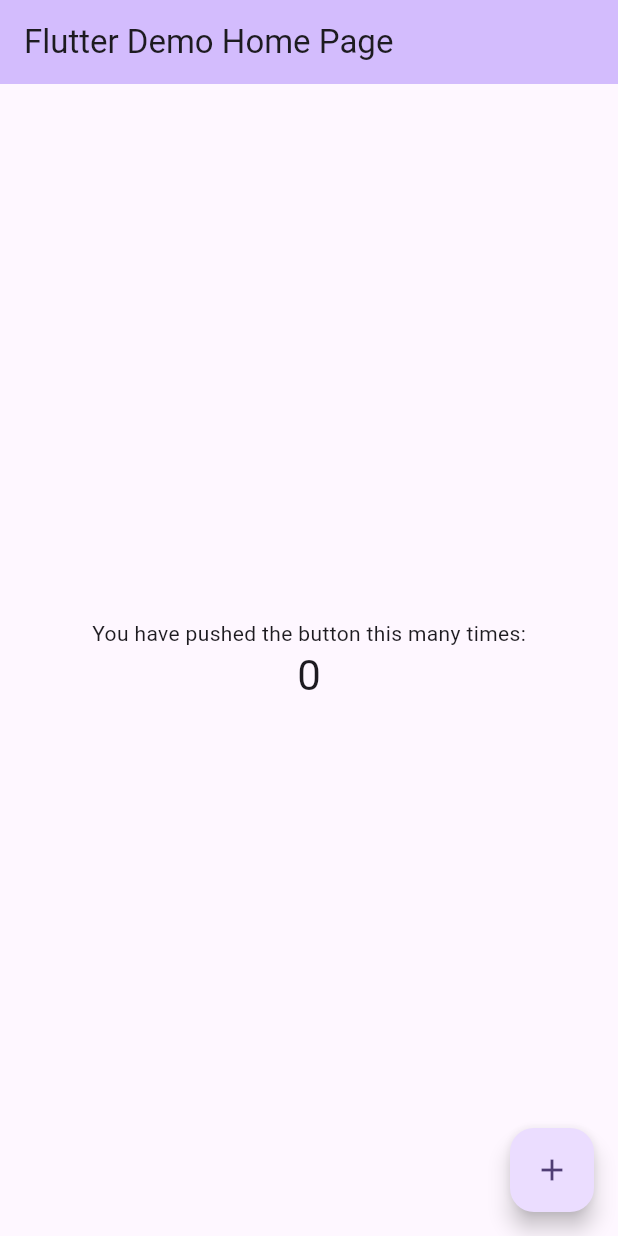
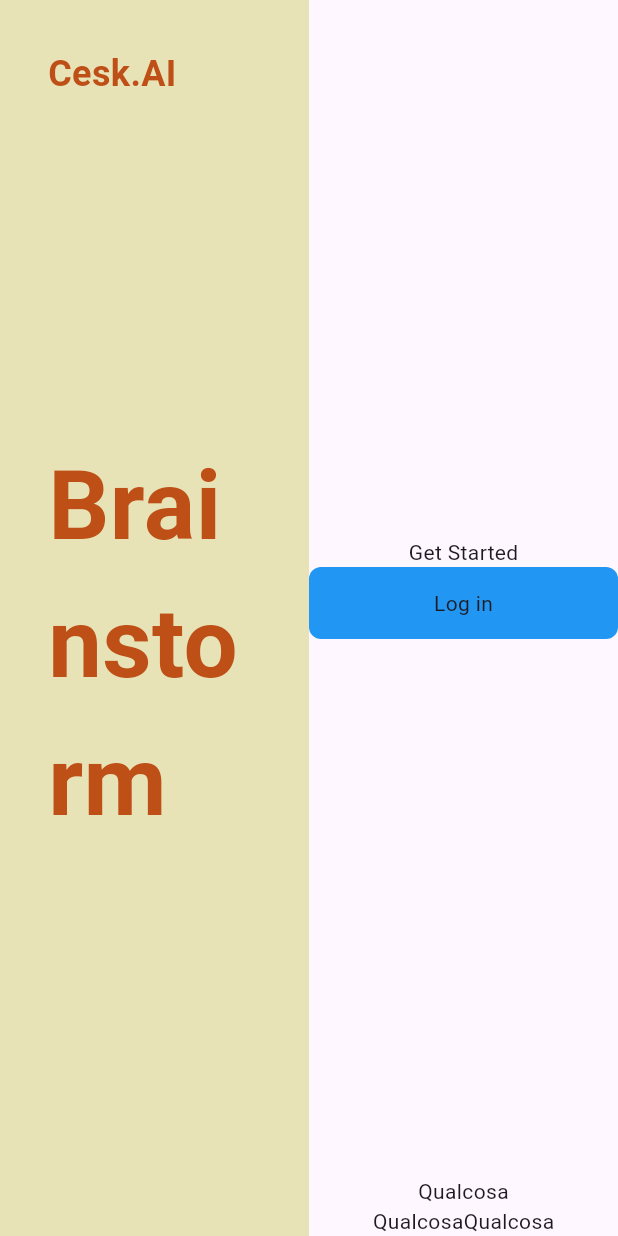
Before and after one commit to cesk29/CESK-AI, a Flutter app: the screen it shows after launch, on a phone screen of 412 x 824 dp. Run offline on Flutter 3.47's test engine with Material 2 defaults, Android fonts, the phone set to English and light mode, and no system bars.

Commit message:
feat(auth view)

```diff
--- a/cesk_ai/lib/main.dart
+++ b/cesk_ai/lib/main.dart
@@ -1,3 +1,4 @@
+import 'package:cesk_ai/src/presentation/auth/auth.dart';
 import 'package:flutter/material.dart';
 
 void main() {
@@ -31,95 +32,7 @@ class MyApp extends StatelessWidget {
         colorScheme: ColorScheme.fromSeed(seedColor: Colors.deepPurple),
         useMaterial3: true,
       ),
-      home: const MyHomePage(title: 'Flutter Demo Home Page'),
+      home:  AuthView(),
     );
   }
 }
-
-class MyHomePage extends StatefulWidget {
-  const MyHomePage({super.key, required this.title});
-
-  // This widget is the home page of your application. It is stateful, meaning
-  // that it has a State object (defined below) that contains fields that affect
-  // how it looks.
-
-  // This class is the configuration for the state. It holds the values (in this
-  // case the title) provided by the parent (in this case the App widget) and
-  // used by the build method of the State. Fields in a Widget subclass are
-  // always marked "final".
-
-  final String title;
-
-  @override
-  State<MyHomePage> createState() => _MyHomePageState();
-}
-
-class _MyHomePageState extends State<MyHomePage> {
-  int _counter = 0;
-
-  void _incrementCounter() {
-    setState(() {
-      // This call to setState tells the Flutter framework that something has
-      // changed in this State, which causes it to rerun the build method below
-      // so that the display can reflect the updated values. If we changed
-      // _counter without calling setState(), then the build method would not be
-      // called again, and so nothing would appear to happen.
-      _counter++;
-    });
-  }
-
-  @override
-  Widget build(BuildContext context) {
-    // This method is rerun every time setState is called, for instance as done
-    // by the _incrementCounter method above.
-    //
-    // The Flutter framework has been optimized to make rerunning build methods
-    // fast, so that you can just rebuild anything that needs updating rather
-    // than having to individually change instances of widgets.
-    return Scaffold(
-      appBar: AppBar(
-        // TRY THIS: Try changing the color here to a specific color (to
-        // Colors.amber, perhaps?) and trigger a hot reload to see the AppBar
-        // change color while the other colors stay the same.
-        backgroundColor: Theme.of(context).colorScheme.inversePrimary,
-        // Here we take the value from the MyHomePage object that was created by
-        // the App.build method, and use it to set our appbar title.
-        title: Text(widget.title),
-      ),
-      body: Center(
-        // Center is a layout widget. It takes a single child and positions it
-        // in the middle of the parent.
-        child: Column(
-          // Column is also a layout widget. It takes a list of children and
-          // arranges them vertically. By default, it sizes itself to fit its
-          // children horizontally, and tries to be as tall as its parent.
-          //
-          // Column has various properties to control how it sizes itself and
-          // how it positions its children. Here we use mainAxisAlignment to
-          // center the children vertically; the main axis here is the vertical
-          // axis because Columns are vertical (the cross axis would be
-          // horizontal).
-          //
-          // TRY THIS: Invoke "debug painting" (choose the "Toggle Debug Paint"
-          // action in the IDE, or press "p" in the console), to see the
-          // wireframe for each widget.
-          mainAxisAlignment: MainAxisAlignment.center,
-          children: <Widget>[
-            const Text(
-              'You have pushed the button this many times:',
-            ),
-            Text(
-              '$_counter',
-              style: Theme.of(context).textTheme.headlineMedium,
-            ),
-          ],
-        ),
-      ),
-      floatingActionButton: FloatingActionButton(
-        onPressed: _incrementCounter,
-        tooltip: 'Increment',
-        child: const Icon(Icons.add),
-      ), // This trailing comma makes auto-formatting nicer for build methods.
-    );
-  }
-}
--- /dev/null
+++ b/cesk_ai/lib/src/presentation/auth/auth.dart
@@ -0,0 +1,97 @@
+// ignore_for_file: prefer_const_constructors
+
+import 'package:flutter/material.dart';
+
+class AuthView extends StatelessWidget {
+  const AuthView({super.key});
+
+  @override
+  Widget build(BuildContext context) {
+    return Scaffold(
+      body: Row(
+        children: [
+          Expanded(
+            child: Container(
+              decoration: BoxDecoration(
+                color:Color.fromARGB(255, 232, 227, 183),
+              ),
+              child: Padding(
+                padding: const EdgeInsets.all(32.0),
+                child: Column(
+                  mainAxisAlignment: MainAxisAlignment.spaceBetween,
+                  crossAxisAlignment: CrossAxisAlignment.start,
+                  children: [
+                    Text('Cesk.AI',
+                      style: TextStyle(
+                        fontSize: 24,
+                        fontWeight: FontWeight.bold,
+                        color: Color.fromARGB(255, 189, 79, 23),
+                      ),
+                    ),
+                    Text('Brainstorm',
+                      style: TextStyle(
+                        fontSize: 64,
+                        fontWeight: FontWeight.bold,
+                        color: Color.fromARGB(255, 189, 79, 23),
+                      ),
+                    ),
+                    SizedBox.shrink(),
+                  ],
+                ),
+              ),
+            ),
+          ),
+          Expanded(
+            child: Center(
+              child: SizedBox(
+                width: 480,
+              child: Column(
+                mainAxisAlignment: MainAxisAlignment.spaceBetween,
+                crossAxisAlignment: CrossAxisAlignment.center,
+                children: [
+                SizedBox(),
+                Column(
+                  children: [
+                    SizedBox(),
+                    Column(
+                      children: [
+                        Text('Get Started'),
+                        Container(
+                          width: double.infinity,
+                          height: 48,
+                          decoration: BoxDecoration(
+                            color: Colors.blue,
+                            borderRadius: BorderRadius.circular(8),
+                          ),
+                          child: Center(
+                            child: Text('Log in'),
+                          ),
+                        ),
+
+                      ],
+                    )
+                  ],
+                ),
+                Column(
+                  children: [
+                    Text('Qualcosa'),
+                    Row(
+                      mainAxisAlignment: MainAxisAlignment.center,
+                      children: [
+                        Text('Qualcosa'),
+                        Container(),
+                        Text('Qualcosa'),
+                      ],
+                    ),
+                  ],
+                ),
+              ],
+              ),
+                      ),
+            ),
+          ),
+        ],
+      ),
+    );
+  }
+}
```
Also changed, not shown: cesk_ai/flutter_01.png (added).
